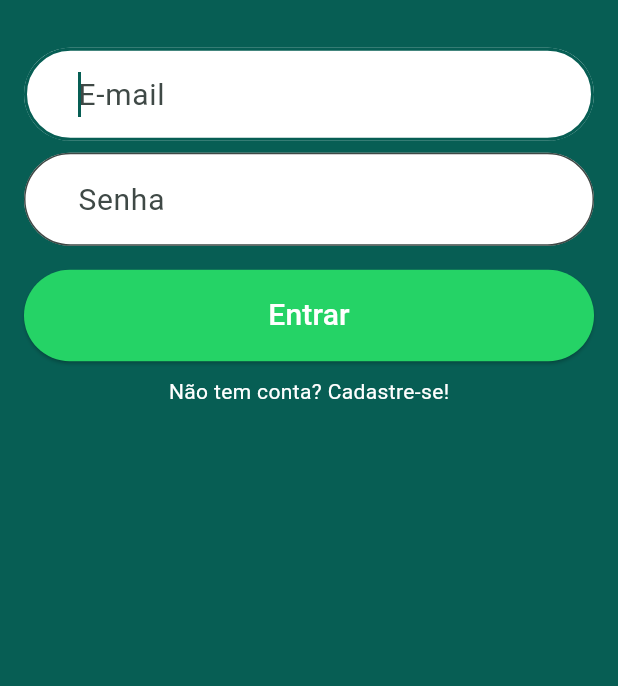
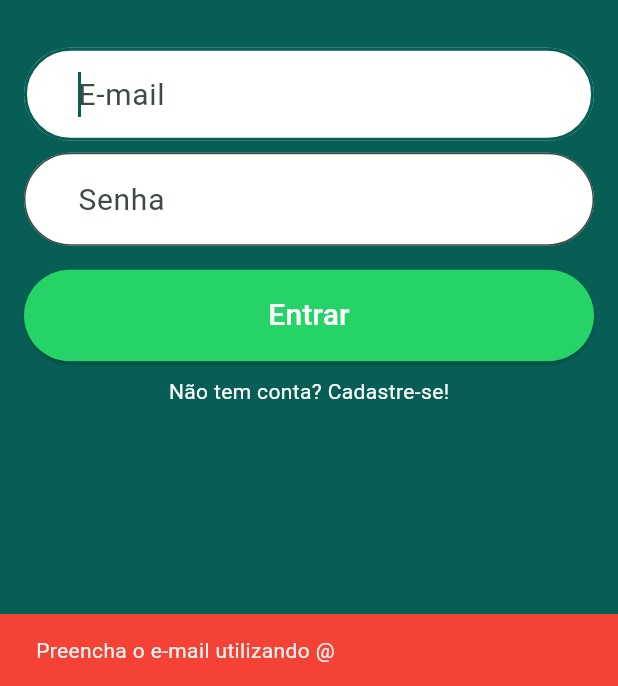
Before and after one commit to Queonias/whatsApp, a Flutter app: the screen it shows after launch, after a tap on "Entrar", on a phone screen of 412 x 824 dp, the part 550-1236 px from its top. Run offline on Flutter 3.47's test engine with Material 3 defaults, Android fonts, the phone set to English and light mode, and no system bars; our stand-ins replace firebase_auth, firebase_core; accounts and stored records are empty.

Commit message:
feat: Login de usuário

```diff
--- a/lib/login.dart
+++ b/lib/login.dart
@@ -1,5 +1,8 @@
+import 'package:firebase_auth/firebase_auth.dart';
 import 'package:flutter/material.dart';
 import 'package:whatsapp/cadastro.dart';
+import 'package:whatsapp/home.dart';
+import 'package:whatsapp/model/usuario.dart';
 
 class Login extends StatefulWidget {
   const Login({super.key});
@@ -9,6 +12,61 @@ class Login extends StatefulWidget {
 }
 
 class _LoginState extends State<Login> {
+  final TextEditingController _controllerEmail = TextEditingController();
+  final TextEditingController _controllerSenha = TextEditingController();
+
+  void _validarCampos() {
+    String email = _controllerEmail.text;
+    String senha = _controllerSenha.text;
+    if (email.isNotEmpty && email.contains("@")) {
+      if (senha.isNotEmpty) {
+        Usuario usuario = Usuario();
+        usuario.email = email;
+        usuario.senha = senha;
+        _logarUsuario(usuario);
+      } else {
+        setState(() {
+          const snackBar = SnackBar(
+            content: Text("Preencha a senha!"),
+            backgroundColor: Colors.red,
+            duration: Duration(seconds: 3),
+          );
+          ScaffoldMessenger.of(context).showSnackBar(snackBar);
+        });
+      }
+    } else {
+      setState(() {
+        const snackBar = SnackBar(
+          content: Text("Preencha o e-mail utilizando @"),
+          backgroundColor: Colors.red,
+          duration: Duration(seconds: 3),
+        );
+        ScaffoldMessenger.of(context).showSnackBar(snackBar);
+      });
+    }
+  }
+
+  _logarUsuario(Usuario usuario) {
+    FirebaseAuth auth = FirebaseAuth.instance;
+    auth
+        .signInWithEmailAndPassword(
+            email: usuario.email, password: usuario.senha)
+        .then((firebaseUser) {
+      Navigator.pushReplacement(
+          context, MaterialPageRoute(builder: (context) => const Home()));
+    }).catchError((error) {
+      setState(() {
+        const snackBar = SnackBar(
+          content:
+              Text("Erro ao autenticar usuário, verifique e-mail e senha!"),
+          backgroundColor: Colors.red,
+          duration: Duration(seconds: 3),
+        );
+        ScaffoldMessenger.of(context).showSnackBar(snackBar);
+      });
+    });
+  }
+
   @override
   Widget build(BuildContext context) {
     return Scaffold(
@@ -28,6 +86,7 @@ class _LoginState extends State<Login> {
                 Padding(
                   padding: const EdgeInsets.only(bottom: 8),
                   child: TextField(
+                    controller: _controllerEmail,
                     autofocus: true,
                     keyboardType: TextInputType.emailAddress,
                     style: const TextStyle(fontSize: 20),
@@ -42,6 +101,8 @@ class _LoginState extends State<Login> {
                   ),
                 ),
                 TextField(
+                  controller: _controllerSenha,
+                  obscureText: true,
                   autofocus: false,
                   keyboardType: TextInputType.text,
                   style: const TextStyle(fontSize: 20),
@@ -58,7 +119,7 @@ class _LoginState extends State<Login> {
                   padding: const EdgeInsets.only(top: 16, bottom: 10),
                   child: ElevatedButton(
                     onPressed: () {
-                      Navigator.pushReplacementNamed(context, "/home");
+                      _validarCampos();
                     },
                     style: ElevatedButton.styleFrom(
                       backgroundColor: const Color(0xff25d366),
--- a/lib/main.dart
+++ b/lib/main.dart
@@ -1,18 +1,38 @@
+import 'package:firebase_auth/firebase_auth.dart';
 import 'package:flutter/material.dart';
 import 'package:firebase_core/firebase_core.dart';
 import 'package:whatsapp/login.dart';
-import 'firebase_options.dart'; // Verifique se este arquivo contém as opções corretas do Firebase
+import 'package:whatsapp/home.dart'; // Importe a tela Home
+import 'firebase_options.dart';
 
 void main() async {
   WidgetsFlutterBinding.ensureInitialized();
   await Firebase.initializeApp(
     options: DefaultFirebaseOptions.currentPlatform,
   );
-  runApp(const MyApp());
+
+  // Realiza a verificação de login antes de construir o widget MyApp
+  WidgetsFlutterBinding.ensureInitialized();
+  await Firebase.initializeApp();
+  final FirebaseAuth auth = FirebaseAuth.instance;
+  final User? usuarioLogado = auth.currentUser;
+  Widget initialWidget;
+  if (usuarioLogado != null) {
+    initialWidget =
+        const Home(); // Redireciona para a tela Home se o usuário estiver logado
+  } else {
+    initialWidget =
+        const Login(); // Exibe a tela de login se o usuário não estiver logado
+  }
+
+  runApp(MyApp(initialWidget: initialWidget));
 }
 
 class MyApp extends StatelessWidget {
-  const MyApp({super.key});
+  final Widget initialWidget;
+
+  const MyApp({Key? key, required this.initialWidget}) : super(key: key);
+
   @override
   Widget build(BuildContext context) {
     return MaterialApp(
@@ -26,7 +46,8 @@ class MyApp extends StatelessWidget {
         ),
         useMaterial3: true,
       ),
-      home: const Login(),
+      home:
+          initialWidget, // Utiliza o widget inicial determinado durante a verificação de login
     );
   }
 }
```
Also changed, not shown: lib/cadastro.dart (+6 -3 lines), lib/home.dart (+28 -4 lines), 1 other file.
